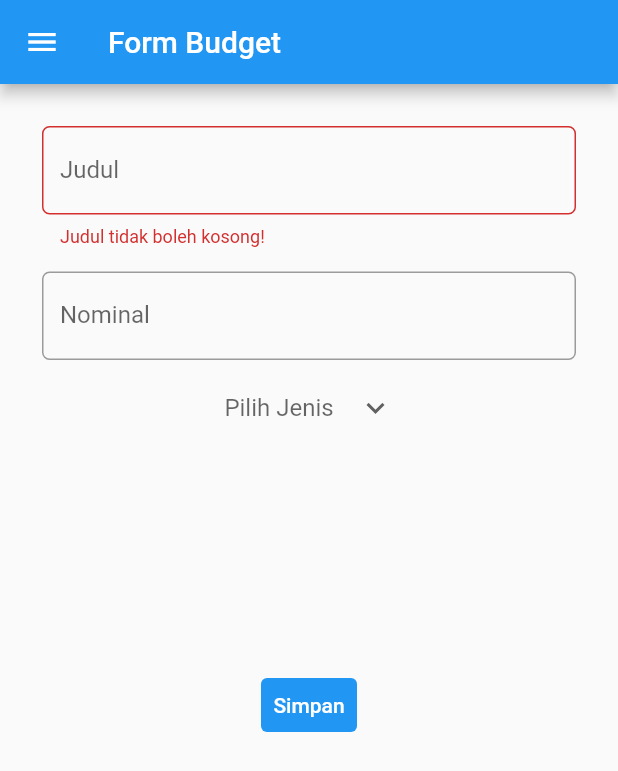
After one commit to rahmaadnda/pbp-flutter-lab, a Flutter app: the AddPage screen opened directly, after a tap on "Simpan", on a phone screen of 412 x 824 dp. The commit adds this screen. Shown: the top 771 px of the screen. Run offline on Flutter 3.47's test engine with Material 2 defaults, Android fonts, the phone set to English and light mode, and no system bars.

Commit message:
menyelesaikan tugas 8

```diff
--- /dev/null
+++ b/counter_7/lib/tambahBudget.dart
@@ -0,0 +1,180 @@
+import 'package:counter_7/main.dart';
+import 'package:counter_7/dataBudget.dart';
+import 'package:flutter/material.dart';
+import 'package:flutter/services.dart';
+
+List<String> listJudul = [];
+List<int> listNominal = [];
+List<String> listJenisInput = [];
+
+class AddPage extends StatefulWidget {
+  const AddPage({super.key});
+
+  @override
+  State<AddPage> createState() => _AddPageState();
+}
+
+class _AddPageState extends State<AddPage> {
+  final _formKey = GlobalKey<FormState>();
+
+  String _judul = "";
+  int nominal = 0;
+  String? jenis = null;
+  List<String> _listJenis = ['Pemasukan', 'Pengeluaran'];
+
+
+  List<String> get getJudul {
+    return listJudul;
+  }
+
+  @override
+  Widget build(BuildContext context) {
+    return Scaffold(
+      appBar: AppBar(
+        title: Text('Form Budget'),
+      ),
+      // Menambahkan drawer menu
+      drawer: Drawer(
+        child: Column(
+          children: [
+            // Menambahkan clickable menu
+            ListTile(
+              title: const Text('counter_7'),
+              onTap: () {
+                // Route menu ke halaman utama
+                Navigator.pushReplacement(
+                  context,
+                  MaterialPageRoute(builder: (context) => const MyHomePage()),
+                );
+              },
+            ),
+            ListTile(
+              title: const Text('Tambah Budget'),
+              onTap: () {
+                // Route menu ke halaman form
+                Navigator.pushReplacement(
+                  context,
+                  MaterialPageRoute(builder: (context) => const AddPage()),
+                );
+              },
+            ),
+            ListTile(
+              title: const Text('Data Budget'),
+              onTap: () {
+                // Route menu ke halaman form
+                Navigator.pushReplacement(
+                  context,
+                  MaterialPageRoute(builder: (context) => const DataPage()),
+                );
+              },
+            ),
+          ],
+        ),
+      ),
+      body: Form(
+        key: _formKey,
+        child: SingleChildScrollView(
+          child: Container(
+              padding: const EdgeInsets.all(20.0),
+              child: Column(
+                children: [
+                  Padding(
+                    // Menggunakan padding sebesar 8 pixels
+                    padding: const EdgeInsets.all(8.0),
+                    child: TextFormField(
+                      decoration: InputDecoration(
+                        hintText: "Contoh: Beli Mie Ayam",
+                        labelText: "Judul",
+                        // Menambahkan circular border agar lebih rapi
+                        border: OutlineInputBorder(
+                          borderRadius: BorderRadius.circular(5.0),
+                        ),
+                      ),
+                      // Menambahkan behavior saat nama diketik
+                      onChanged: (String? value) {
+                        setState(() {
+                          _judul = value!;
+                        });
+                      },
+                      // Menambahkan behavior saat data disimpan
+                      onSaved: (String? value) {
+                        setState(() {
+                          _judul = value!;
+                        });
+                      },
+                      // Validator sebagai validasi form
+                      validator: (String? value) {
+                        if (value == null || value.isEmpty) {
+                          return 'Judul tidak boleh kosong!';
+                        }
+                        return null;
+                      },
+                    ),
+                  ),
+
+                  Padding(
+                    // Menggunakan padding sebesar 8 pixels
+                    padding: const EdgeInsets.all(8.0),
+                    child: TextFormField(
+                      //keyboardType: TextInputType.number,
+                      decoration: InputDecoration(
+                        hintText: "Contoh: 15000",
+                        labelText: "Nominal",
+                        // Menambahkan circular border agar lebih rapi
+                        border: OutlineInputBorder(
+                          borderRadius: BorderRadius.circular(5.0),
+                        ),
+                      ),
+                      keyboardType: TextInputType.number,
+                      inputFormatters: <TextInputFormatter>[
+                        FilteringTextInputFormatter.digitsOnly
+                      ], // Only numbers can be entered in this input field
+                    ),
+                  ),
+
+                  DropdownButton(
+                      underline: SizedBox(),
+                      hint: Text("Pilih Jenis"),
+                      value: jenis,
+                      icon: const Icon(Icons.keyboard_arrow_down),
+                      items: _listJenis.map((String items) {
+                        return DropdownMenuItem(
+                          value: items,
+                          child: Text(items),
+                        );
+                      }).toList(),
+                      onChanged: (String? newValue) {
+                        setState(() {
+                          jenis = newValue!;
+                        });
+                      },
+                  ),
+
+                  Padding (
+                    padding: const EdgeInsets.only(top:150),
+                    child: TextButton(
+                      child: const Text(
+                        "Simpan",
+                        style: TextStyle(color: Colors.white),
+                      ),
+                      style: ButtonStyle(
+                        backgroundColor: MaterialStateProperty.all(Colors.blue),
+                      ),
+                      onPressed: () {
+                        if (_formKey.currentState!.validate()) {
+                          listJudul.add(_judul);
+                          listNominal.add(nominal);
+                          listJenisInput.add(jenis.toString());
+                          _formKey.currentState?.reset();
+                        }
+                      },
+                    ),
+                  ),
+                ],
+              )
+          ),
+        ),
+      ),
+    );
+  }
+}
```
Also changed, not shown: counter_7/lib/dataBudget.dart (added, +97 -0 lines), counter_7/lib/main.dart (+44 -54 lines).
